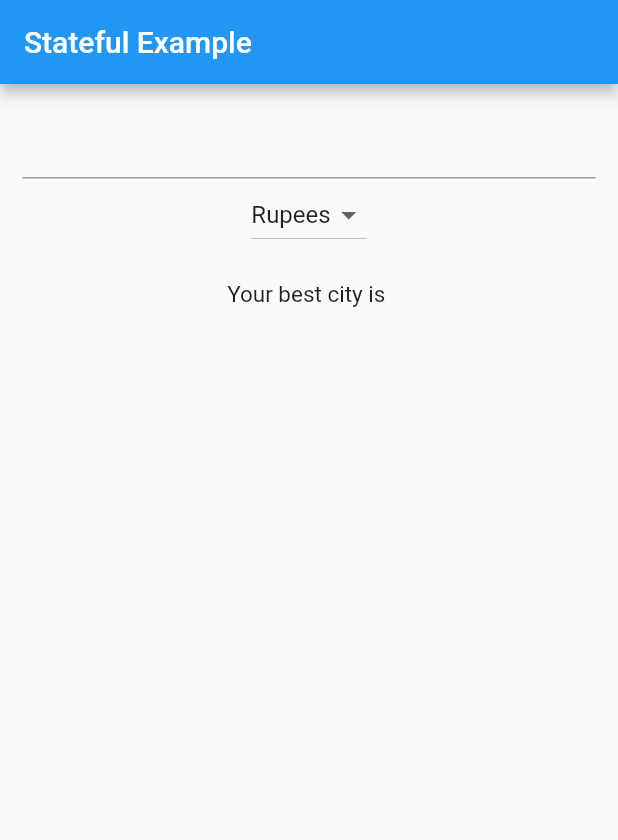
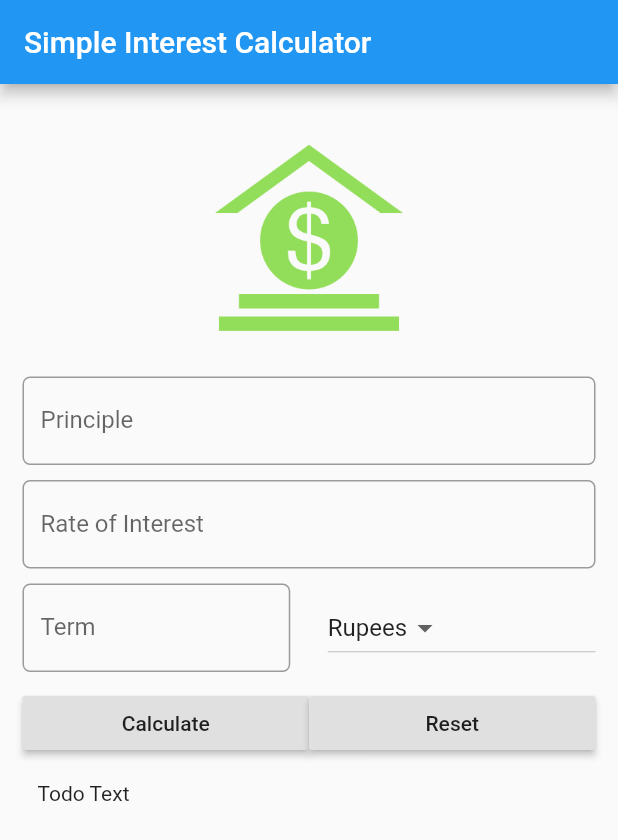
Before and after one commit to Rupkuvarba/FlutterTutorial, a Flutter app: the screen it shows after launch, on a phone screen of 412 x 824 dp. Shown: the top 840 px of the screen. Run offline on Flutter 3.47's test engine with Material 2 defaults, Android fonts, the phone set to English and light mode, and no system bars.

Commit message:
3.5: Creating UI of simple Interest calculator application

```diff
--- /dev/null
+++ b/lib/app_screens/stateful_widget.dart
@@ -0,0 +1,78 @@
+import 'package:flutter/material.dart';
+
+void main() {
+  runApp(MaterialApp(
+    title: "Stateful App Example",
+    home: FavouriteCity(),
+  ));
+}
+
+//Step1: Create the class that extends stateful widget, that returns a state in "CreateState()"
+class FavouriteCity extends StatefulWidget {
+  @override
+  State<StatefulWidget> createState() {
+    // TODO: implement createState
+    return _FavouriteCityState();
+  }
+}
+
+//Step2:  create a state class, with properties that may change
+class _FavouriteCityState extends State<FavouriteCity> {
+  String nameOfCity = "";
+  var _currencies = ["Rupees", "Dollar", "Pound", "Euro", "Others"];
+  var _currentItemSelected = "Rupees";
+
+  //Step3: Within “State” class, implement the “build()” method
+  @override
+  Widget build(BuildContext context) {
+    return Scaffold(
+      appBar: AppBar(
+        title: Text("Stateful Example"),
+      ),
+      body: Container(
+        margin: EdgeInsets.all(15.0),
+        child: Column(
+          children: <Widget>[
+
+            TextField(
+              onSubmitted: (String userInput) {
+                //Step4: Call the setState() to make the changes. Calling setState() tells framework to redraw widget
+                setState(() {
+                  nameOfCity = userInput;
+                });
+              },
+            ),
+
+            DropdownButton<String>(
+              items: _currencies
+                  .map((dropDownItem) => DropdownMenuItem<String>(
+                value: dropDownItem,
+                child: Text(dropDownItem),
+              ))
+                  .toList(),
+              onChanged: (String newSelectedValue) {
+                onDropDownItemSelected(newSelectedValue);
+              },
+              value: _currentItemSelected,   //Default selected value
+            ),
+
+            Padding(
+              padding: EdgeInsets.all(20.0),
+              child: Text(
+                "Your best city is $nameOfCity",
+                style: TextStyle(fontSize: 15.0),
+              ),
+            )
+
+          ],
+        ),
+      ),
+    );
+  }
+
+  void onDropDownItemSelected(String newSelectedValue){
+    setState(() {
+      _currentItemSelected = newSelectedValue;
+    });
+  }
+}
--- a/lib/main.dart
+++ b/lib/main.dart
@@ -1,68 +1,122 @@
+import 'package:flutter/cupertino.dart';
 import 'package:flutter/material.dart';
 
 void main() {
   runApp(MaterialApp(
-    title: "Stateful App Example",
-    home: FavouriteCity(),
+    title: "Simple Interest calculator app",
+    home: SIForm(),
   ));
 }
 
-//Step1: Create the class that extends stateful widget, that returns a state in "CreateState()"
-class FavouriteCity extends StatefulWidget {
+class SIForm extends StatefulWidget {
   @override
   State<StatefulWidget> createState() {
     // TODO: implement createState
-    return _FavouriteCityState();
+    return _SIForm();
   }
 }
 
-//Step2:  create a state class, with properties that may change
-class _FavouriteCityState extends State<FavouriteCity> {
-  String nameOfCity = "";
+class _SIForm extends State<SIForm> {
   var _currencies = ["Rupees", "Dollar", "Pound", "Euro", "Others"];
+
   var _currentItemSelected = "Rupees";
+  final _minimumPadding = 5.0;
 
-  //Step3: Within “State” class, implement the “build()” method
   @override
   Widget build(BuildContext context) {
     return Scaffold(
+      //resizeToAvoidBottomPadding: false,
       appBar: AppBar(
-        title: Text("Stateful Example"),
+        title: Text("Simple Interest Calculator"),
       ),
       body: Container(
-        margin: EdgeInsets.all(15.0),
-        child: Column(
-          children: <Widget>[
+        margin: EdgeInsets.all(_minimumPadding * 3),
 
-            TextField(
-              onSubmitted: (String userInput) {
-                //Step4: Call the setState() to make the changes. Calling setState() tells framework to redraw widget
-                setState(() {
-                  nameOfCity = userInput;
-                });
-              },
+        child: ListView(
+          children: [
+
+            getImageAsset(),
+
+            Padding(
+                padding: EdgeInsets.only(
+                    top: _minimumPadding, bottom: _minimumPadding),
+                child: TextField(
+                  keyboardType: TextInputType.number,
+                  decoration: InputDecoration(
+                      labelText: "Principle",
+                      hintText: "Enter Principle e.g 12000",
+                      border: OutlineInputBorder(
+                          borderRadius: BorderRadius.circular(5.0))),
+                )),
+
+            Padding(
+                padding: EdgeInsets.only(
+                    top: _minimumPadding, bottom: _minimumPadding),
+                child: TextField(
+                  keyboardType: TextInputType.number,
+                  decoration: InputDecoration(
+                      labelText: "Rate of Interest",
+                      hintText: "In percent",
+                      border: OutlineInputBorder(
+                          borderRadius: BorderRadius.circular(5.0))),
+                )),
+
+            Padding(
+                padding: EdgeInsets.only(
+                    top: _minimumPadding, bottom: _minimumPadding),
+                child: Row(
+                  children: [
+                    Expanded(
+                        child: TextField(
+                      keyboardType: TextInputType.number,
+                      decoration: InputDecoration(
+                          labelText: "Term",
+                          hintText: "Term in years",
+                          border: OutlineInputBorder(
+                              borderRadius: BorderRadius.circular(5.0))),
+                    )),
+                    Container(
+                      width: _minimumPadding * 5,
                     ),
-
-            DropdownButton<String>(
+                    Expanded(
+                        child: DropdownButton(
                             items: _currencies
-                  .map((dropDownItem) => DropdownMenuItem<String>(
-                        value: dropDownItem,
-                        child: Text(dropDownItem),
+                                .map((value) => DropdownMenuItem(
+                                      child: Text(value),
+                                      value: value,
                                     ))
                                 .toList(),
+                            value: _currentItemSelected,
                             onChanged: (String newSelectedValue) {
                               onDropDownItemSelected(newSelectedValue);
-              },
-              value: _currentItemSelected,   //Default selected value
-            ),
+                            })),
+                  ],
+                )),
 
             Padding(
-              padding: EdgeInsets.all(20.0),
-              child: Text(
-                "Your best city is $nameOfCity",
-                style: TextStyle(fontSize: 15.0),
+              padding: EdgeInsets.only(top: _minimumPadding, bottom: _minimumPadding),
+              child : Row(children: [
+
+              Expanded(child: RaisedButton(
+                child: Text("Calculate"),
+                onPressed: (){
+
+                },
+              )),
+
+              Expanded(child: RaisedButton(
+                child: Text("Reset"),
+                onPressed: (){
+
+                },
+              )),
+
+            ],)),
+
+            Padding(
+              padding: EdgeInsets.all(_minimumPadding * 2),
+              child: Text("Todo Text"),
              ),
-            )
 
           ],
         ),
@@ -70,9 +124,23 @@ class _FavouriteCityState extends State<FavouriteCity> {
     );
   }
 
-  void onDropDownItemSelected(String newSelectedValue){
+  Widget getImageAsset() {
+    AssetImage assetImage = AssetImage("images/money.png");
+    Image image = Image(
+      image: assetImage,
+      width: 125.0,
+      height: 125.0,
+    );
+    return Container(
+      child: image,
+      padding: EdgeInsets.all(_minimumPadding * 5),
+    );
+  }
+
+  void onDropDownItemSelected(String newSelectedValue) {
     setState(() {
       _currentItemSelected = newSelectedValue;
     });
   }
+
 }
--- a/pubspec.yaml
+++ b/pubspec.yaml
@@ -47,6 +47,7 @@ flutter:
   # To add assets to your application, add an assets section, like this:
   assets:
     - images/btn_google.png
+    - images/money.png
   #   - images/a_dot_ham.jpeg
 
   # An image asset can refer to one or more resolution-specific "variants", see
```
Also changed, not shown: images/money.png (added). Lines whose indentation alone changed are shown as unchanged.
